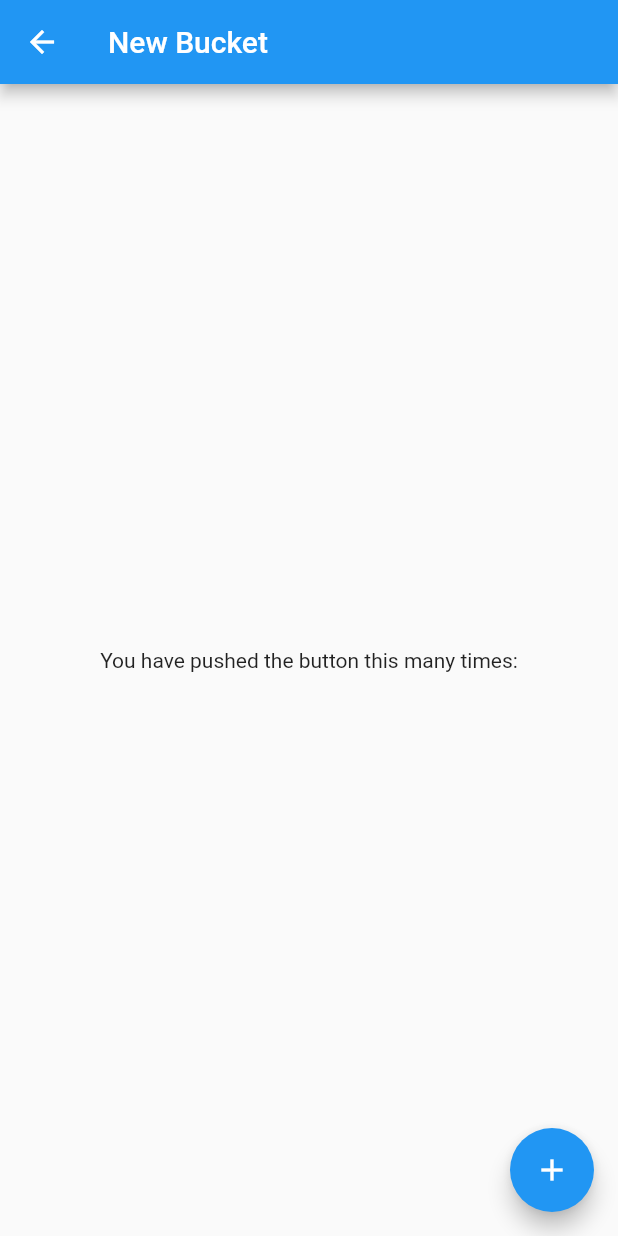
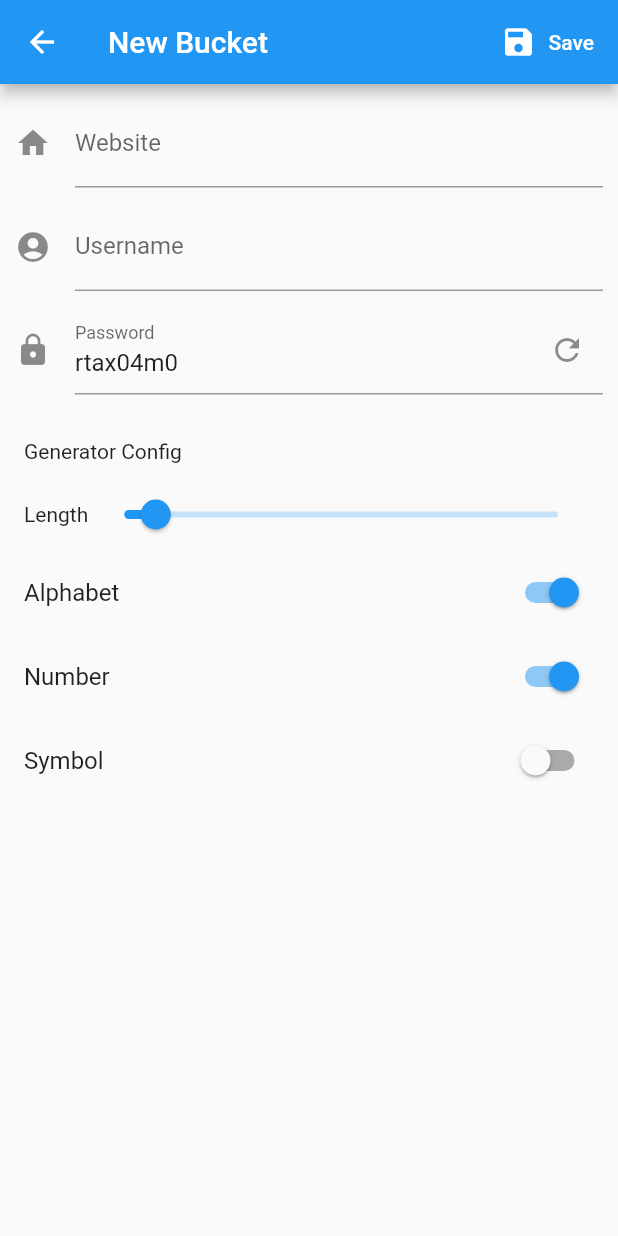
Before and after one commit to jichang/louis_xvi, a Flutter app: the screen it shows after launch, after a tap on the "add" icon, on a phone screen of 412 x 824 dp. Run offline on Flutter 3.47's test engine with Material 2 defaults, Android fonts, the phone set to English and light mode, and no system bars.

Commit message:
implement password generate page and generate logic

```diff
--- a/lib/models/bucket.dart
+++ b/lib/models/bucket.dart
@@ -1,9 +1,15 @@
 import 'package:uuid/uuid.dart';
 
 class Bucket {
-  Uuid id;
+  int id;
+  String website;
+  String username;
   String password;
   DateTime createDate;
+  DateTime updateDate;
 
-  Bucket({this.id, this.password, this.createDate});
+  Bucket({this.website, this.username, this.password, this.createDate}) {
+    this.createDate = DateTime.now();
+    this.updateDate = DateTime.now();
+  }
 }
--- /dev/null
+++ b/lib/models/generator.dart
@@ -0,0 +1,71 @@
+import 'dart:math';
+
+abstract class Generator {
+  String generate(Random random);
+}
+
+class AlphabetGenerator extends Generator {
+  String source = 'abcdefghigklmnopqrstuvwxyz';
+
+  String generate(Random random) {
+    int randomInt = random.nextInt(source.length);
+
+    return source[randomInt];
+  }
+}
+
+class NumberGenerator extends Generator {
+  String source = '0123456789';
+
+  String generate(Random random) {
+    int randomInt = random.nextInt(source.length);
+
+    return source[randomInt];
+  }
+}
+
+class SymbolGenerator extends Generator {
+  String source = '`+-*%`~[]{}|/\\<>,.';
+
+  String generate(Random random) {
+    int randomInt = random.nextInt(source.length);
+
+    return source[randomInt];
+  }
+}
+
+class SequenceGenerator extends Generator {
+  Generator sourceGenerator;
+  int length;
+
+  SequenceGenerator(this.sourceGenerator, this.length);
+
+  String generate(Random random) {
+    String result = "";
+    for (var i = 0; i < this.length; i++) {
+      result += this.sourceGenerator.generate(random);
+    }
+
+    return result;
+  }
+}
+
+class ChoiceGenerator extends Generator {
+  List<Generator> generators;
+
+  ChoiceGenerator(this.generators);
+
+  String generate(Random random) {
+    if (this.generators.length == 0) {
+      return "";
+    }
+
+    if (this.generators.length == 1) {
+      return this.generators[0].generate(random);
+    }
+
+    int index = random.nextInt(generators.length);
+
+    return generators[index].generate(random);
+  }
+}
--- a/lib/views/create.dart
+++ b/lib/views/create.dart
@@ -1,4 +1,6 @@
+import 'dart:math';
 import 'package:flutter/material.dart';
+import 'package:louis_xvi/models/generator.dart';
 
 class CreatePage extends StatefulWidget {
   CreatePage({Key key}) : super(key: key);
@@ -6,32 +8,208 @@ class CreatePage extends StatefulWidget {
   final String title = "New Bucket";
 
   @override
-  _CreatePageState createState() => _CreatePageState();
+  _CreatePageState createState() {
+    return _CreatePageState();
+  }
 }
 
 class _CreatePageState extends State<CreatePage> {
-  void _navigateToCreatePage() {}
+  final GlobalKey<FormState> _formKey = GlobalKey<FormState>();
+  final passwordController = TextEditingController();
+
+  Random random = Random();
+
+  String website = "";
+  String username = "";
+  String password = "";
+  double length = 8;
+  bool useAlphabet = true;
+  bool useNumber = true;
+  bool useSymbol = false;
+
+  @override
+  void initState() {
+    super.initState();
+
+    setState(() {
+      passwordController.text = generatePassword();
+    });
+  }
+
+  void _saveBucket() {
+    Navigator.pop(context);
+  }
+
+  void _updatePassword() {
+    setState(() {
+      passwordController.text = generatePassword();
+    });
+  }
+
+  void _updateLength(double value) {
+    setState(() {
+      length = value;
+      passwordController.text = generatePassword();
+    });
+  }
+
+  void _toggleAlphabet(bool enabled) {
+    setState(() {
+      useAlphabet = enabled;
+      passwordController.text = generatePassword();
+    });
+  }
+
+  void _toggleNumber(bool enabled) {
+    setState(() {
+      useNumber = enabled;
+      passwordController.text = generatePassword();
+    });
+  }
+
+  void _toggleSymbol(bool enabled) {
+    setState(() {
+      useSymbol = enabled;
+      passwordController.text = generatePassword();
+    });
+  }
+
+  String generatePassword() {
+    List<Generator> generators = List();
+    if (useAlphabet) {
+      generators.add(AlphabetGenerator());
+    }
+    if (useNumber) {
+      generators.add(NumberGenerator());
+    }
+    if (useSymbol) {
+      generators.add(SymbolGenerator());
+    }
+
+    ChoiceGenerator choice = ChoiceGenerator(generators);
+    SequenceGenerator sequence = SequenceGenerator(choice, length.toInt());
+
+    return sequence.generate(random);
+  }
 
   @override
   Widget build(BuildContext context) {
     return Scaffold(
       appBar: AppBar(
         title: Text(widget.title),
+        actions: <Widget>[
+          FlatButton.icon(
+            icon: Icon(
+              Icons.save,
+              color: Colors.white,
+            ),
+            label: Text(
+              'Save',
+              style: TextStyle(
+                color: Colors.white,
+              ),
+            ),
+            onPressed: _saveBucket,
+          )
+        ],
       ),
       body: Center(
-        child: Column(
-          mainAxisAlignment: MainAxisAlignment.center,
-          children: <Widget>[
-            Text(
-              'You have pushed the button this many times:',
-            ),
-          ],
+        child: Form(
+          key: _formKey,
+          child: ListView(
+            children: <Widget>[
+              Padding(
+                padding: EdgeInsets.only(
+                  top: 10,
+                  left: 10,
+                  right: 10,
+                ),
+                child: TextFormField(
+                  decoration: InputDecoration(
+                    icon: Icon(Icons.home),
+                    labelText: 'Website',
+                    hintText: 'Website',
+                  ),
+                ),
+              ),
+              Padding(
+                padding: EdgeInsets.only(
+                  top: 10,
+                  left: 10,
+                  right: 10,
+                ),
+                child: TextFormField(
+                  decoration: InputDecoration(
+                    icon: Icon(Icons.account_circle),
+                    labelText: 'Username',
+                    hintText: 'Username',
+                  ),
+                ),
+              ),
+              Padding(
+                padding: EdgeInsets.only(
+                  top: 10,
+                  left: 10,
+                  right: 10,
+                ),
+                child: TextFormField(
+                  decoration: InputDecoration(
+                    icon: Icon(Icons.lock),
+                    labelText: 'Password',
+                    hintText: 'Username',
+                    suffixIcon: GestureDetector(
+                      child: Icon(Icons.refresh),
+                      onTap: _updatePassword,
+                    ),
+                  ),
+                  controller: passwordController,
+                ),
+              ),
+              Padding(
+                padding:
+                    EdgeInsets.only(top: 30, left: 16, right: 16, bottom: 0),
+                child: Text("Generator Config"),
+              ),
+              Padding(
+                padding: EdgeInsets.only(
+                  top: 10,
+                  left: 16,
+                  right: 16,
+                ),
+                child: Row(
+                  children: <Widget>[
+                    Text("Length"),
+                    Expanded(
+                      child: Slider(
+                        label: length.toInt().toString(),
+                        value: length,
+                        min: 4.0,
+                        max: 64.0,
+                        divisions: 60,
+                        onChanged: _updateLength,
+                      ),
+                    ),
+                  ],
+                ),
+              ),
+              SwitchListTile(
+                title: Text("Alphabet"),
+                value: useAlphabet,
+                onChanged: _toggleAlphabet,
+              ),
+              SwitchListTile(
+                title: Text("Number"),
+                value: useNumber,
+                onChanged: _toggleNumber,
+              ),
+              SwitchListTile(
+                title: Text("Symbol"),
+                value: useSymbol,
+                onChanged: _toggleSymbol,
+              ),
+            ],
+          ),
         ),
-      ),
-      floatingActionButton: FloatingActionButton(
-        onPressed: _navigateToCreatePage,
-        tooltip: 'Create',
-        child: Icon(Icons.add),
       ),
     );
   }
--- a/lib/views/home.dart
+++ b/lib/views/home.dart
@@ -1,4 +1,5 @@
 import 'package:flutter/material.dart';
+import '../models//bucket.dart';
 import 'create.dart';
 
 class HomePage extends StatefulWidget {
@@ -11,6 +12,8 @@ class HomePage extends StatefulWidget {
 }
 
 class _HomePageState extends State<HomePage> {
+  final List<Bucket> buckets = [];
+
   void _navigateToCreatePage() {
     Navigator.push(
       context,
@@ -26,15 +29,14 @@ class _HomePageState extends State<HomePage> {
       appBar: AppBar(
         title: Text(widget.title),
       ),
-      body: Center(
-        child: Column(
-          mainAxisAlignment: MainAxisAlignment.center,
-          children: <Widget>[
-            Text(
-              'You have pushed the button this many times:',
-            ),
-          ],
-        ),
+      body: ListView.builder(
+        itemCount: buckets.length,
+        itemBuilder: (context, index) {
+          Bucket bucket = buckets[index];
+          return ListTile(
+            title: Text(bucket.username),
+          );
+        },
       ),
       floatingActionButton: FloatingActionButton(
         onPressed: _navigateToCreatePage,
--- a/pubspec.yaml
+++ b/pubspec.yaml
@@ -21,6 +21,7 @@ dependencies:
   cupertino_icons: ^0.1.2
   rxdart: ^0.19.0
   uuid: ^1.0.3
+  sqflite: any
 
 dev_dependencies:
   flutter_test:
```
Also changed, not shown: lib/main.dart (+0 -10 lines), 5 other files.
